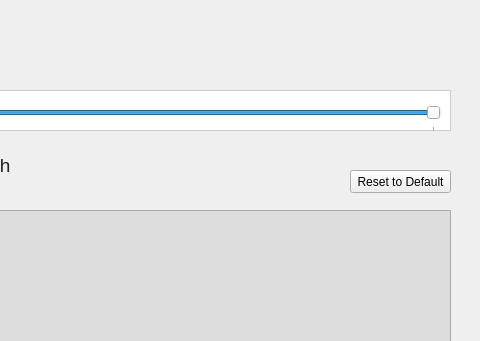
The window that toolkit/day_time_editor/ui/main_window.ui (tobspr/RenderPipeline) describes before a commit, drawn with Qt 5; both pictures show x 520 to 1000 and y 0 to 341 of the 1000 by 675 pixel window.
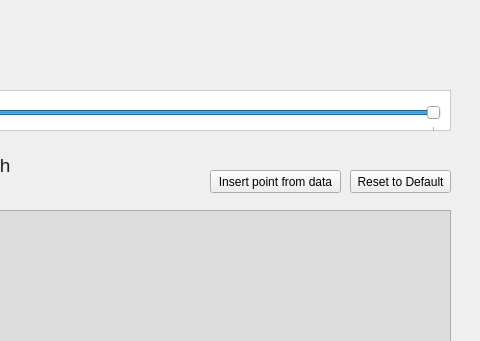
The same window after the commit. Icons and pictures are not drawn.

The edit to the form file:
```diff
--- a/toolkit/day_time_editor/ui/main_window.ui
+++ b/toolkit/day_time_editor/ui/main_window.ui
@@ -272,6 +272,19 @@
       <string>Description: Some Desc</string>
      </property>
     </widget>
+    <widget class="QPushButton" name="btn_insert_point">
+     <property name="geometry">
+      <rect>
+       <x>360</x>
+       <y>20</y>
+       <width>131</width>
+       <height>23</height>
+      </rect>
+     </property>
+     <property name="text">
+      <string>Insert point from data</string>
+     </property>
+    </widget>
    </widget>
    <widget class="QFrame" name="frame_2">
     <property name="geometry">
```
Left out of the diff: 2 changed lines with no effect on the pictures.
